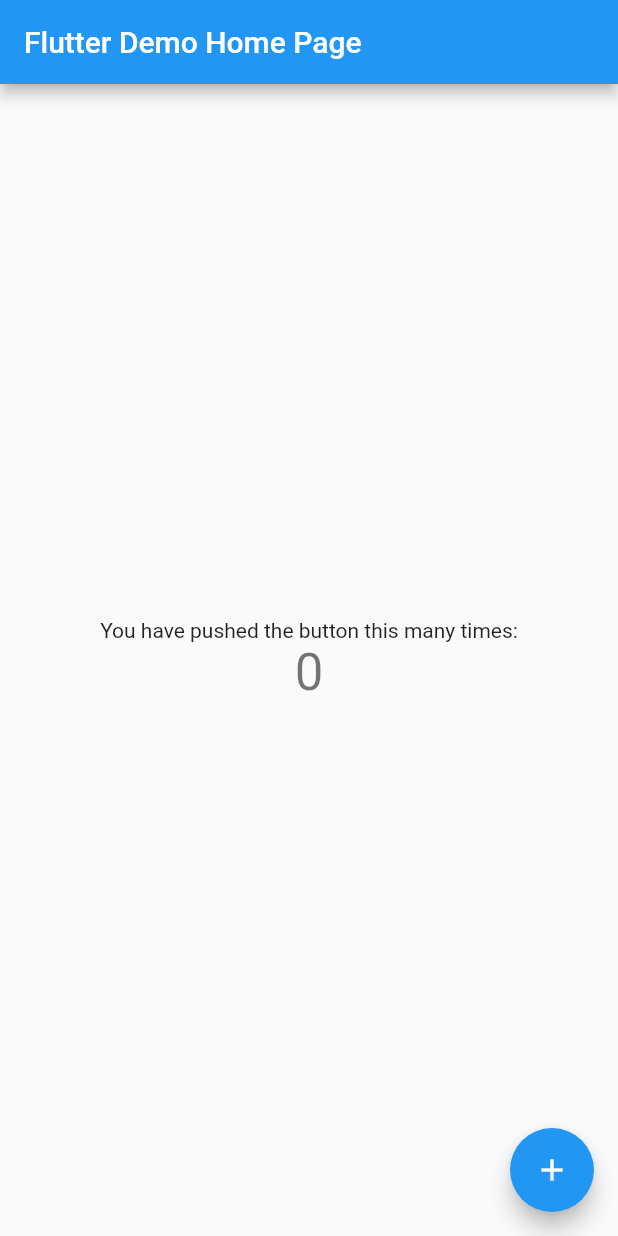
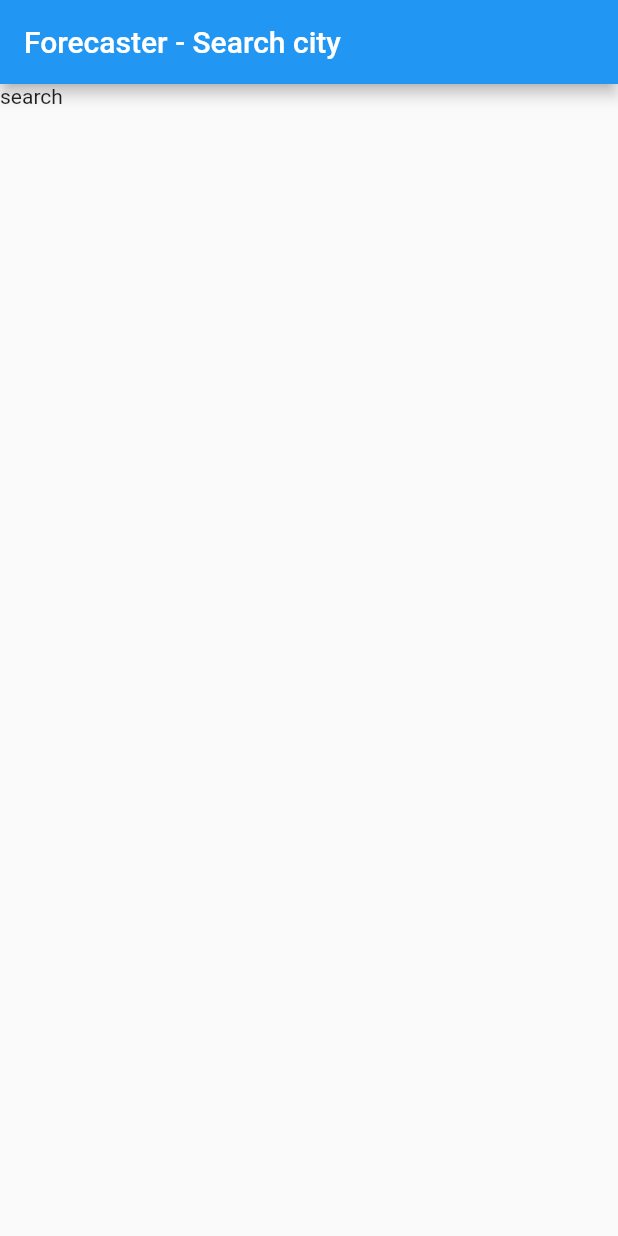
Before and after one commit to VictorHugoBatista/forecaster-flutter, a Flutter app: the screen it shows after launch, on a phone screen of 412 x 824 dp. Run offline on Flutter 3.47's test engine with Material 2 defaults, Android fonts, the phone set to English and light mode, and no system bars.

Commit message:
Add the search and forecast pages main scaffolds

```diff
--- a/lib/main.dart
+++ b/lib/main.dart
@@ -1,4 +1,7 @@
 import 'package:flutter/material.dart';
+
+import './pages/Search.dart';
+import './pages/ForecastToday.dart';
 
 void main() {
   runApp(MyApp());
@@ -26,92 +29,11 @@ class MyApp extends StatelessWidget {
         // closer together (more dense) than on mobile platforms.
         visualDensity: VisualDensity.adaptivePlatformDensity,
       ),
-      home: MyHomePage(title: 'Flutter Demo Home Page'),
+      initialRoute: '/',
+      routes: {
+        '/' : (context) => Search(),
+        '/forecast-today': (context) => ForecastToday(),
+      },
     );
   }
 }
-
-class MyHomePage extends StatefulWidget {
-  MyHomePage({Key key, this.title}) : super(key: key);
-
-  // This widget is the home page of your application. It is stateful, meaning
-  // that it has a State object (defined below) that contains fields that affect
-  // how it looks.
-
-  // This class is the configuration for the state. It holds the values (in this
-  // case the title) provided by the parent (in this case the App widget) and
-  // used by the build method of the State. Fields in a Widget subclass are
-  // always marked "final".
-
-  final String title;
-
-  @override
-  _MyHomePageState createState() => _MyHomePageState();
-}
-
-class _MyHomePageState extends State<MyHomePage> {
-  int _counter = 0;
-
-  void _incrementCounter() {
-    setState(() {
-      // This call to setState tells the Flutter framework that something has
-      // changed in this State, which causes it to rerun the build method below
-      // so that the display can reflect the updated values. If we changed
-      // _counter without calling setState(), then the build method would not be
-      // called again, and so nothing would appear to happen.
-      _counter++;
-    });
-  }
-
-  @override
-  Widget build(BuildContext context) {
-    // This method is rerun every time setState is called, for instance as done
-    // by the _incrementCounter method above.
-    //
-    // The Flutter framework has been optimized to make rerunning build methods
-    // fast, so that you can just rebuild anything that needs updating rather
-    // than having to individually change instances of widgets.
-    return Scaffold(
-      appBar: AppBar(
-        // Here we take the value from the MyHomePage object that was created by
-        // the App.build method, and use it to set our appbar title.
-        title: Text(widget.title),
-      ),
-      body: Center(
-        // Center is a layout widget. It takes a single child and positions it
-        // in the middle of the parent.
-        child: Column(
-          // Column is also a layout widget. It takes a list of children and
-          // arranges them vertically. By default, it sizes itself to fit its
-          // children horizontally, and tries to be as tall as its parent.
-          //
-          // Invoke "debug painting" (press "p" in the console, choose the
-          // "Toggle Debug Paint" action from the Flutter Inspector in Android
-          // Studio, or the "Toggle Debug Paint" command in Visual Studio Code)
-          // to see the wireframe for each widget.
-          //
-          // Column has various properties to control how it sizes itself and
-          // how it positions its children. Here we use mainAxisAlignment to
-          // center the children vertically; the main axis here is the vertical
-          // axis because Columns are vertical (the cross axis would be
-          // horizontal).
-          mainAxisAlignment: MainAxisAlignment.center,
-          children: <Widget>[
-            Text(
-              'You have pushed the button this many times:',
-            ),
-            Text(
-              '$_counter',
-              style: Theme.of(context).textTheme.headline4,
-            ),
-          ],
-        ),
-      ),
-      floatingActionButton: FloatingActionButton(
-        onPressed: _incrementCounter,
-        tooltip: 'Increment',
-        child: Icon(Icons.add),
-      ), // This trailing comma makes auto-formatting nicer for build methods.
-    );
-  }
-}
--- /dev/null
+++ b/lib/pages/ForecastToday.dart
@@ -0,0 +1,13 @@
+import 'package:flutter/material.dart';
+
+class ForecastToday extends StatelessWidget {
+  @override
+  Widget build(BuildContext context) {
+    return Scaffold(
+      appBar: AppBar(
+        title: Text('Forecaster - today'),
+      ),
+      body: Text('today'),
+    );
+  }
+}
--- /dev/null
+++ b/lib/pages/Search.dart
@@ -0,0 +1,13 @@
+import 'package:flutter/material.dart';
+
+class Search extends StatelessWidget {
+  @override
+  Widget build(BuildContext context) {
+    return Scaffold(
+      appBar: AppBar(
+        title: Text('Forecaster - Search city'),
+      ),
+      body: Text('search'),
+    );
+  }
+}
```
Also changed, not shown: 1 other file.
